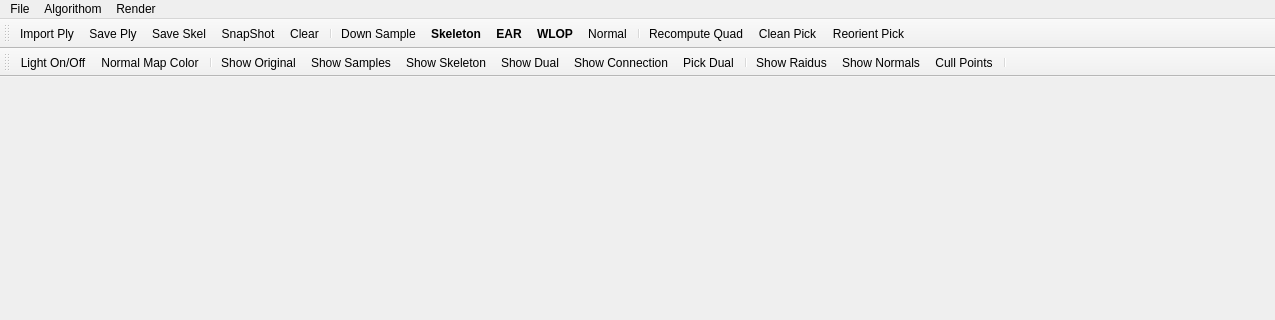
The window that point-cloud-2015/mainwindow.ui (sunwaylive/Point-Cloud-Processing-2015) describes before a commit, drawn with Qt 5; both pictures show x 0 to 1275 and y 0 to 320 of the 1275 by 573 pixel window.
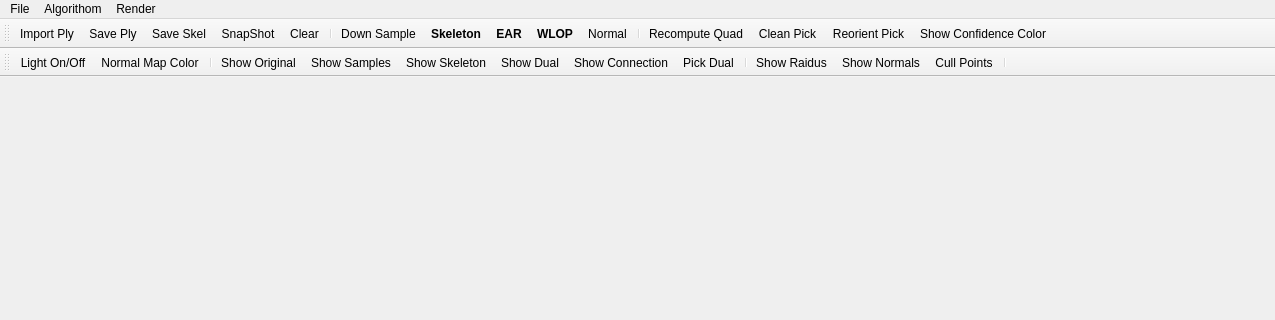
The same window after the commit. Icons and pictures are not drawn.

Commit message: add sample colors

Patch:
```diff
--- a/point-cloud-2015/mainwindow.ui
+++ b/point-cloud-2015/mainwindow.ui
@@ -233,6 +233,7 @@
    <addaction name="actionRecompute_Quad"/>
    <addaction name="actionClean_Pick"/>
    <addaction name="actionReorient_Pick"/>
+   <addaction name="actionShow_Confidence_Color"/>
   </widget>
   <widget class="QStatusBar" name="statusBar"/>
   <widget class="QToolBar" name="toolBar">
@@ -780,6 +781,14 @@
     <string>Sphere</string>
    </property>
   </action>
+  <action name="actionShow_Confidence_Color">
+   <property name="checkable">
+    <bool>true</bool>
+   </property>
+   <property name="text">
+    <string>Show Confidence Color</string>
+   </property>
+  </action>
  </widget>
  <layoutdefault spacing="6" margin="11"/>
  <resources>
```
Left out of the diff: 1 changed line with no effect on the pictures. The commit also changes 9 other files.
